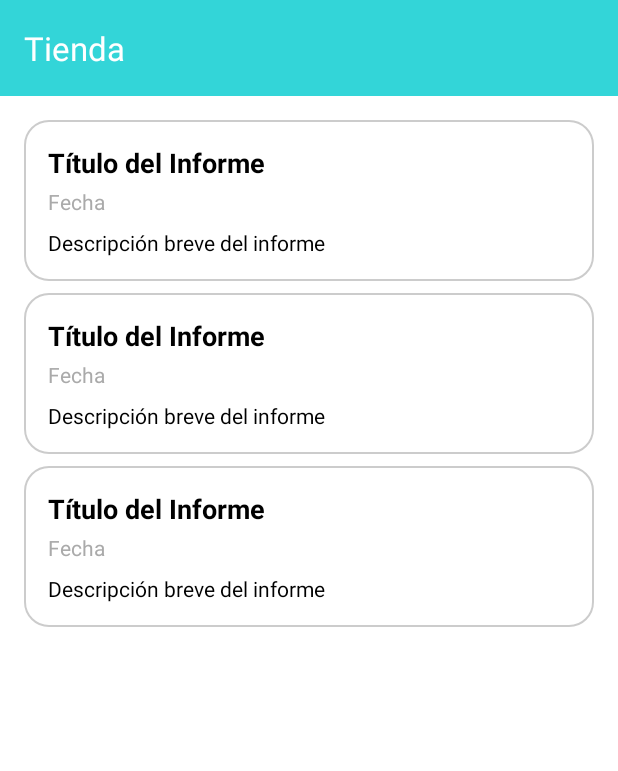
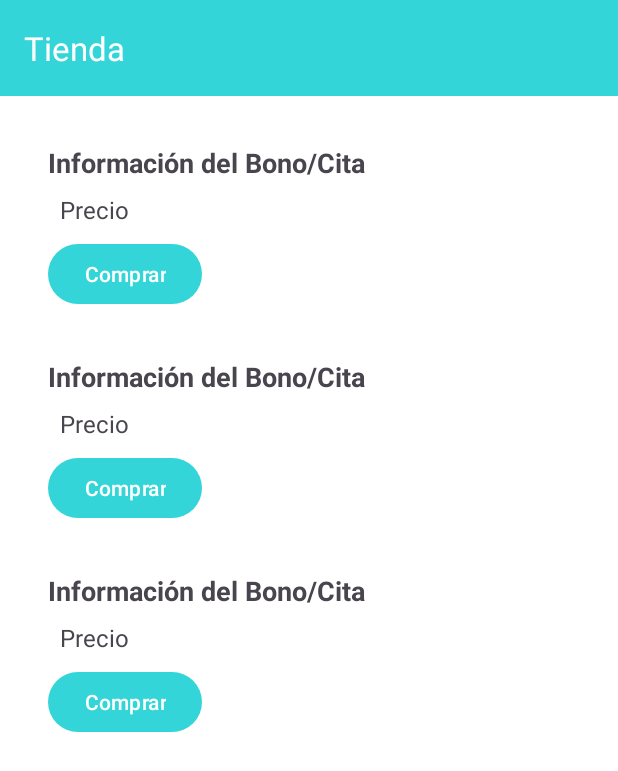
Before and after one commit to ValhMoz/velion-android, an Android app: the layout fragment_tienda.xml on its own in the app's theme, with its tools: preview values and no code run, on a phone screen of 412 x 824 dp. Shown: the top 771 px of the screen. Run offline under Robolectric (Android 15) with nearby library versions, the phone set to English and light mode, and no system bars.

Commit message:
agrego nuevos layouts en citas y tienda

```diff
--- a/app/src/main/java/com/sfr/clinic_app/citas/view/CitasFragmentImpl.java
+++ b/app/src/main/java/com/sfr/clinic_app/citas/view/CitasFragmentImpl.java
@@ -1,15 +1,10 @@
 package com.sfr.clinic_app.citas.view;
-
-import com.sfr.clinic_app.citas.presenter.CitasPresenter;
 
 import android.os.Bundle;
 import androidx.fragment.app.Fragment;
-import androidx.recyclerview.widget.RecyclerView;
-
 import android.view.LayoutInflater;
 import android.view.View;
 import android.view.ViewGroup;
-
 import com.sfr.clinic_app.databinding.FragmentCitasBinding;
 import com.sfr.clinic_app.di.appComponent.AppComponent;
 import com.sfr.clinic_app.di.appComponent.DaggerAppComponent;
--- a/app/src/main/java/com/sfr/clinic_app/citas/view/PedirCitaActivity.java
+++ /dev/null
@@ -1,6 +0,0 @@
-package com.sfr.clinic_app.citas.view;
-
-import androidx.appcompat.app.AppCompatActivity;
-
-public class PedirCitaActivity extends AppCompatActivity {
-}
--- a/app/src/main/res/layout/activity_pedircita.xml
+++ /dev/null
@@ -1,6 +0,0 @@
-<?xml version="1.0" encoding="utf-8"?>
-<androidx.constraintlayout.widget.ConstraintLayout xmlns:android="http://schemas.android.com/apk/res/android"
-    android:layout_width="match_parent"
-    android:layout_height="match_parent">
-
-</androidx.constraintlayout.widget.ConstraintLayout>
--- a/app/src/main/res/layout/fragment_tienda.xml
+++ b/app/src/main/res/layout/fragment_tienda.xml
@@ -31,7 +31,7 @@
             android:clipToPadding="false"
             android:padding="16dp"
             android:scrollbars="vertical"
-            tools:listitem="@layout/item_appointment" />
+            tools:listitem="@layout/item_article" />
 
     </androidx.swiperefreshlayout.widget.SwipeRefreshLayout>
 </LinearLayout>
--- /dev/null
+++ b/app/src/main/res/layout/item_article.xml
@@ -0,0 +1,50 @@
+<?xml version="1.0" encoding="utf-8"?>
+<LinearLayout xmlns:android="http://schemas.android.com/apk/res/android"
+    android:layout_width="match_parent"
+    android:layout_height="wrap_content"
+    android:orientation="vertical"
+    android:padding="16dp">
+
+    <!-- Información del bono o cita -->
+    <TextView
+        android:id="@+id/purchaseInfoTextView"
+        android:layout_width="match_parent"
+        android:layout_height="wrap_content"
+        android:text="Información del Bono/Cita"
+        android:textSize="18sp"
+        android:textStyle="bold"
+        android:layout_marginBottom="8dp"/>
+
+    <!-- Detalles del bono o cita -->
+    <LinearLayout
+        android:layout_width="match_parent"
+        android:layout_height="wrap_content"
+        android:orientation="horizontal"
+        android:gravity="start"
+        android:layout_marginBottom="8dp">
+
+        <!-- Icono de precio -->
+        <ImageView
+            android:layout_width="wrap_content"
+            android:layout_height="wrap_content"
+            android:layout_marginEnd="8dp"/>
+
+        <!-- Precio del bono o cita -->
+        <TextView
+            android:id="@+id/purchasePriceTextView"
+            android:layout_width="wrap_content"
+            android:layout_height="wrap_content"
+            android:text="Precio"
+            android:textSize="16sp"/>
+
+    </LinearLayout>
+
+    <!-- Botón para comprar el bono o cita -->
+    <Button
+        android:id="@+id/buyButton"
+        android:layout_width="wrap_content"
+        android:layout_height="wrap_content"
+        android:text="Comprar"
+        android:textColor="@android:color/white"/>
+
+</LinearLayout>
```
Also changed, not shown: app/src/main/java/com/sfr/clinic_app/citas/view/NewAppointmentActivity.java (added, +48 -0 lines), app/src/main/res/layout/activity_new_appointment.xml (added, +41 -0 lines), app/src/main/res/layout/doctor_item.xml (added, +43 -0 lines), app/src/main/res/layout/new_appointment_item.xml (added, +51 -0 lines).
